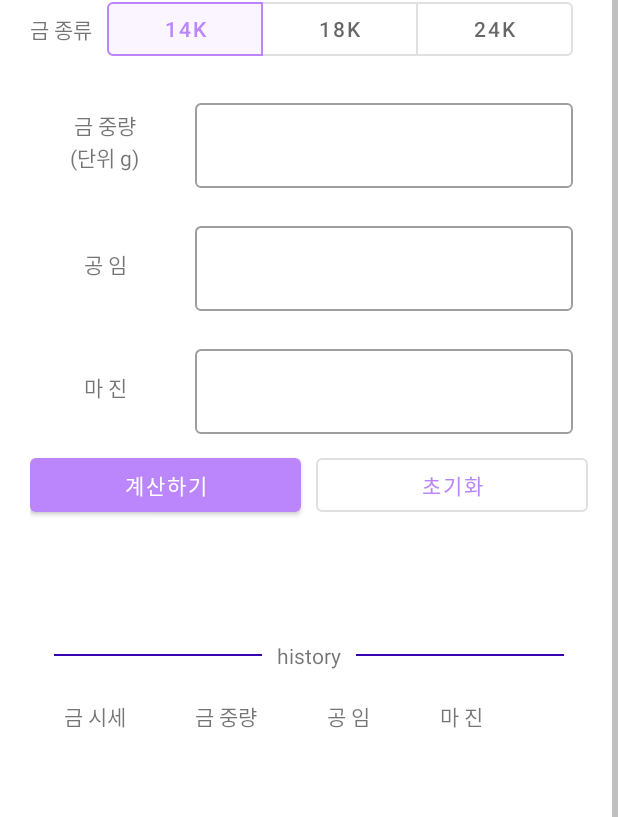
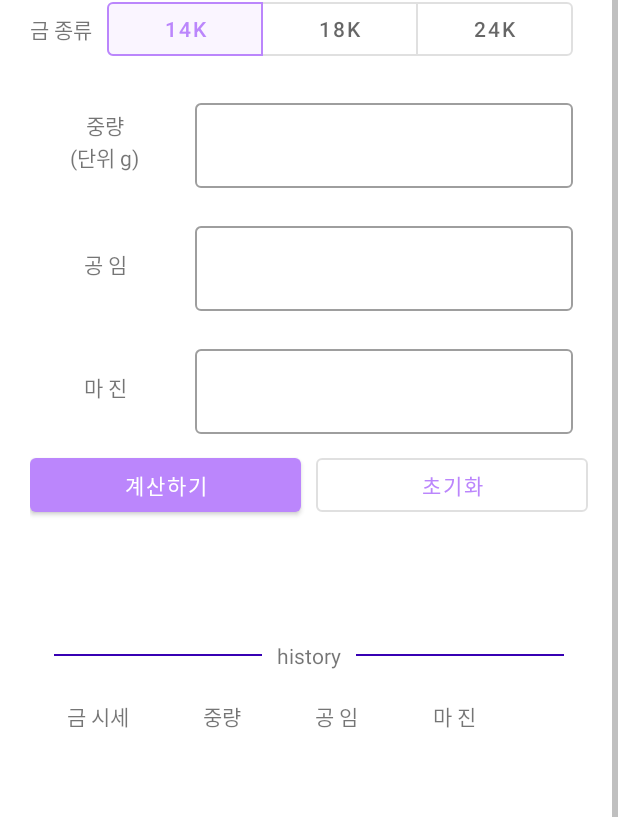
Before and after one commit to Byeong-soo/GoldCalculator, an Android app: the screen it shows after launch (MainActivity), scrolled down 118 dp, on a phone screen of 412 x 824 dp. Shown: the part 300-1117 px from the top of the screen. Run offline under Robolectric (Android 15) with nearby library versions, the light colour scheme and no system bars.

Commit message:
String 추가

```diff
--- a/app/src/main/res/values/strings.xml
+++ b/app/src/main/res/values/strings.xml
@@ -9,12 +9,15 @@
     <string name="gold_kind">금 종류</string>
     <string name="gold_market_condition_1">금 시세</string>
     <string name="gold_market_condition_2">(24k 1돈 기준)</string>
-    <string name="gold_mount_1">금 중량</string>
+    <string name="gold_mount_1">중량</string>
     <string name="gold_mount_2">(단위 g)</string>
     <string name="gold_margin">마 진</string>
     <string name="gold_wage">공 임</string>
+    <string name="calculatePrice">계산금액</string>
+
     <string name="calculate">계산하기</string>
     <string name="reset">초기화</string>
     <string name="gold_price">계산금액 : </string>
     <string name="won">원</string>
+    <string name="save">저장</string>
 </resources>
```
